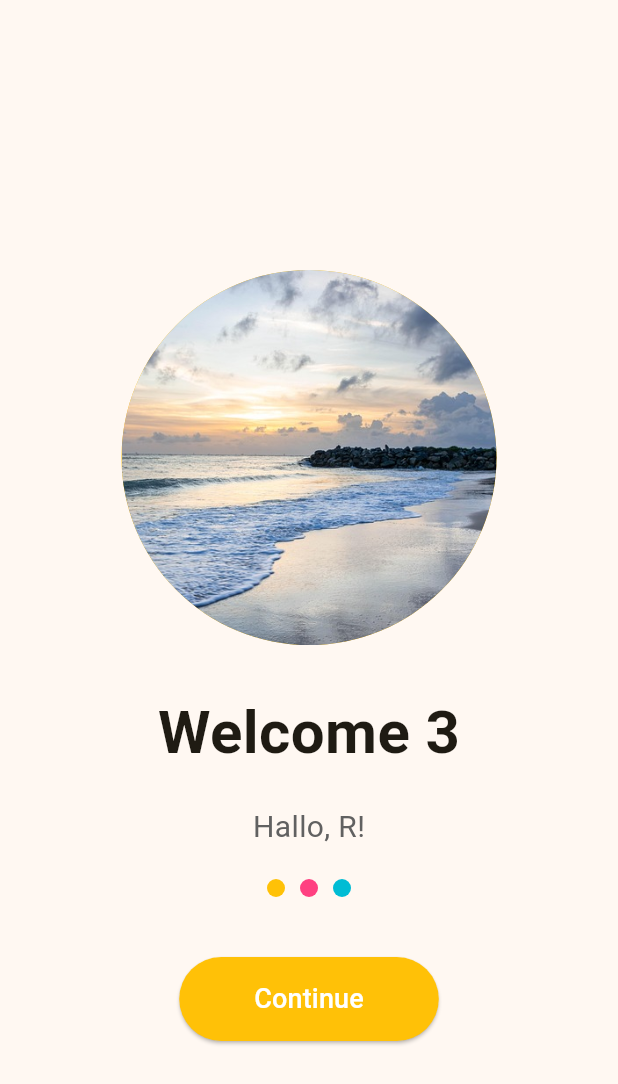
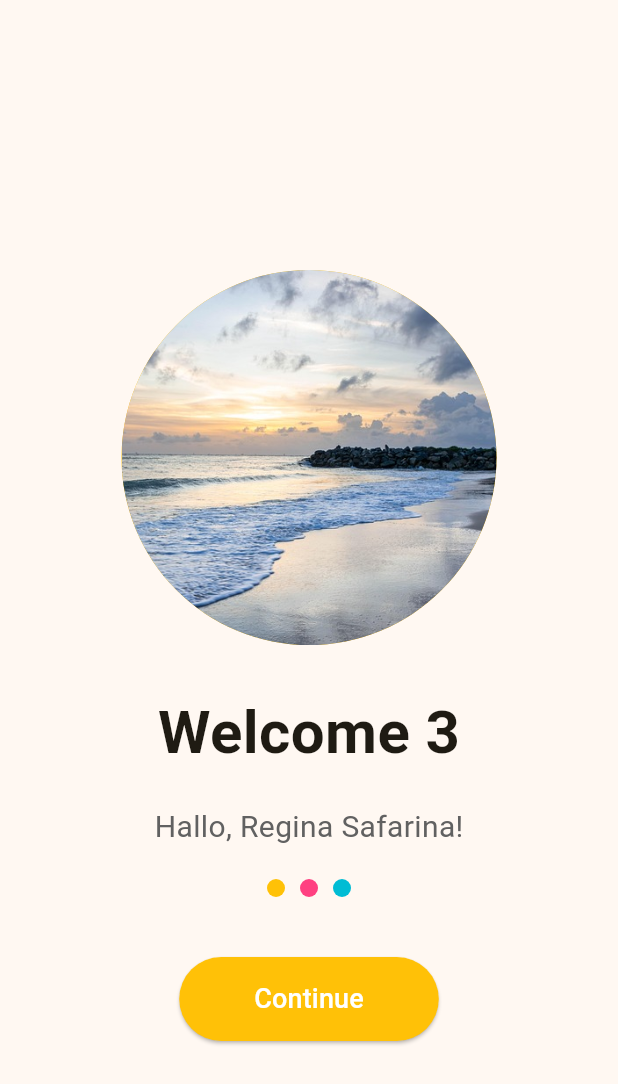
Before and after one commit to ginaa07/Latihan_Splash_Screen_week6_1123150124, a Flutter app: the SplashScreen3 screen opened directly, on a phone screen of 412 x 824 dp. Shown: the top 1084 px of the screen. Run offline on Flutter 3.47's test engine with Material 3 defaults, Android fonts, the phone set to English and light mode, and no system bars.

Commit message:
Mengganti text di SizedBox Splash screen 3

```diff
--- a/lib/screen/splash_screen_3.dart
+++ b/lib/screen/splash_screen_3.dart
@@ -41,7 +41,7 @@ class SplashScreen3 extends StatelessWidget {
         ),
         SizedBox(height: 20),
         Text(
-          "Hallo, R!",
+          "Hallo, Regina Safarina!",
           style: TextStyle(
             fontSize: 20,
             color: Colors.grey[700],
```
